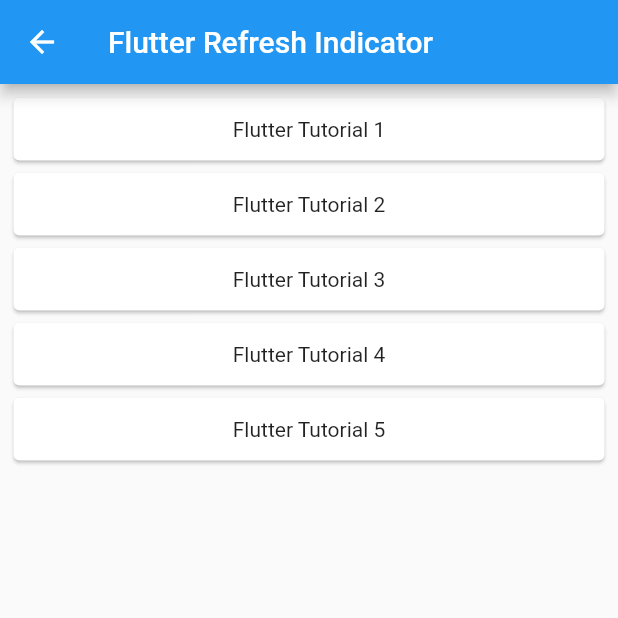
After one commit to jackychoi26/play_tennis_hk, a Flutter app: the PartnerListScreen screen opened directly, on a phone screen of 412 x 824 dp, the top half of it. The commit adds this screen. Run offline on Flutter 3.47's test engine with Material 2 defaults, Android fonts, the light colour scheme and no system bars; our stand-ins replace dio, flutter_riverpod, flutter_secure_storage; accounts and stored records are empty; generated files the repository leaves out were written again; network calls fail.

Commit message:
feat: WIP creating partner finding feature

```diff
--- a/lib/features/matchmaking/ui/tennis_match_info_cell.dart
+++ b/lib/features/matchmaking/ui/tennis_match_info_cell.dart
@@ -1,8 +1,6 @@
 import 'package:flutter/material.dart';
-import 'package:play_tennis_hk/domain/district.dart';
-import 'package:play_tennis_hk/domain/match_type.dart';
 import 'package:play_tennis_hk/features/matchmaking/domain/entities/tennis_match.dart';
-import 'package:play_tennis_hk/features/matchmaking/ui/partner_detail_screen.dart';
+import 'package:play_tennis_hk/features/partner-finding/ui/partner_detail_screen.dart';
 import 'package:play_tennis_hk/features/matchmaking/ui/tennis_match_detail_card.dart';
 
 class TennisMatchInfoCell extends StatelessWidget {
--- /dev/null
+++ b/lib/features/partner-finding/ui/partner_list.dart
@@ -0,0 +1,78 @@
+import 'package:flutter/material.dart';
+import 'package:flutter_riverpod/flutter_riverpod.dart';
+import 'package:play_tennis_hk/features/partner-finding/ui/partner_info_cell.dart';
+import 'dart:async';
+
+class PartnerListScreen extends ConsumerStatefulWidget {
+  const PartnerListScreen({super.key});
+
+  @override
+  ConsumerState<ConsumerStatefulWidget> createState() =>
+      PartnerListScreenState();
+}
+
+class PartnerListScreenState extends ConsumerState<PartnerListScreen> {
+  List data = [
+    "Flutter Tutorial 1",
+    "Flutter Tutorial 2",
+    "Flutter Tutorial 3",
+    "Flutter Tutorial 4",
+    "Flutter Tutorial 5",
+  ];
+
+  @override
+  Widget build(BuildContext context) {
+    return Scaffold(
+        appBar: AppBar(
+          title: Text("Flutter Refresh Indicator"),
+        ),
+        body: RefreshIndicator(
+          onRefresh: () async {
+            await Future.delayed(Duration(seconds: 2));
+            updateData();
+          },
+          child: ListView(
+            children: List.generate(
+              data.length,
+              (index) => Card(
+                child: Container(
+                  alignment: Alignment.center,
+                  child: Text(data[index]),
+                ),
+              ),
+            ),
+            shrinkWrap: true,
+            padding: EdgeInsets.all(5),
+            scrollDirection: Axis.vertical,
+            itemExtent: 50,
+          ),
+          color: Colors.white,
+          backgroundColor: Colors.purple,
+          triggerMode: RefreshIndicatorTriggerMode.anywhere,
+        ));
+  }
+
+  void updateData() {
+    Timer.periodic(Duration(seconds: 1), (Timer timer) {
+      int i = data.length + 1;
+      data.add("Flutter Tutorial $i");
+      timer.cancel();
+      setState(() {});
+    });
+  }
+}
+
+// class _PartnerListState extends State<PartnerList> {
+//   @override
+//   Widget build(BuildContext context) {
+//     return ListView(
+//       padding: const EdgeInsets.all(8),
+//       children: const [
+//         PartnerInfoCell(),
+//         PartnerInfoCell(),
+//         PartnerInfoCell(),
+//       ],
+
+//     );
+//   }
+// }
```
Also changed, not shown: lib/features/matchmaking/ui/partner_list.dart (deleted, +0 -23 lines), lib/features/matchmaking/ui/tennis_match_list_screen.dart (+0 -28 lines), lib/features/partner-finding/ui/partner_detail_screen.dart (renamed from lib/features/matchmaking/ui/partner_detail_screen.dart), lib/features/partner-finding/ui/partner_info_cell.dart (renamed from lib/features/matchmaking/ui/partner_info_cell.dart).
